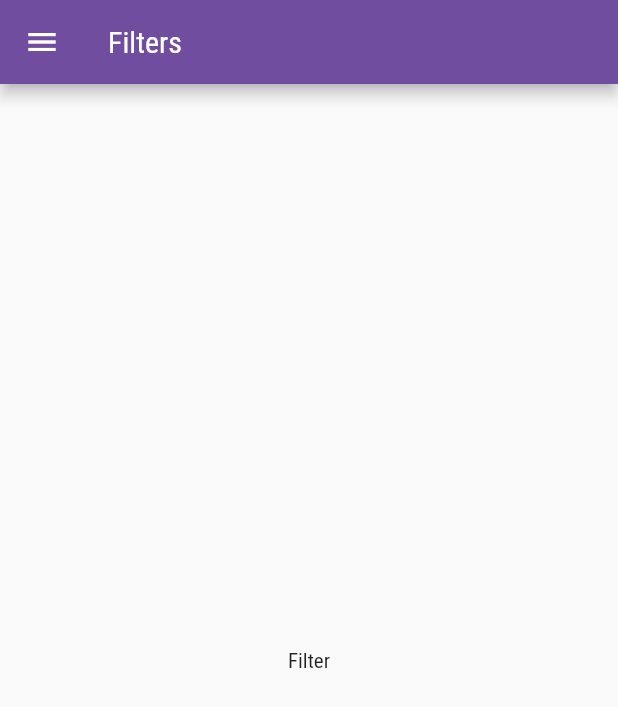
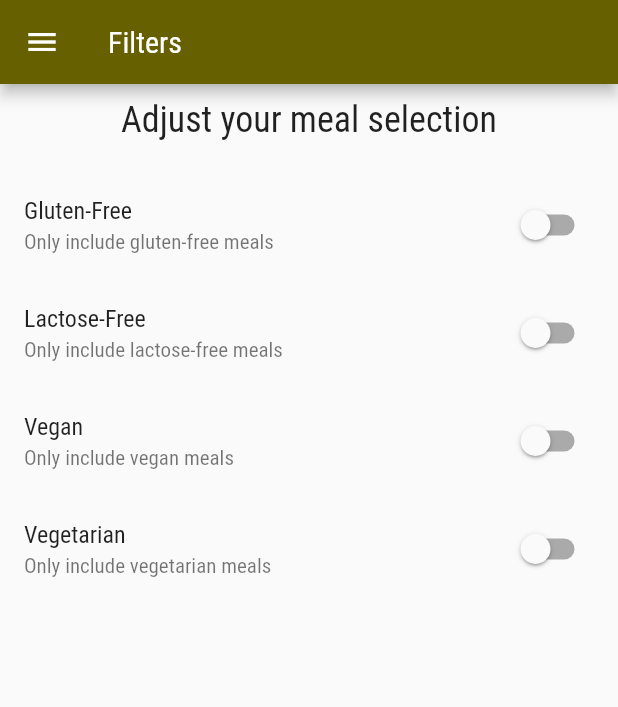
Before and after one commit to Mgahed/MealApp, a Flutter app: the Filter screen opened by its route, on a phone screen of 412 x 824 dp. Shown: the top 707 px of the screen. Run offline on Flutter 3.47's test engine with Material 2 defaults, Android fonts, the phone set to English and light mode, and no system bars; our stand-ins replace easy_splash_screen, shared_preferences; accounts and stored records are empty.

Commit message:
update and add screens

```diff
--- a/lib/screens/categoryMeal.dart
+++ b/lib/screens/categoryMeal.dart
@@ -1,4 +1,5 @@
 import 'package:flutter/material.dart';
+import 'package:shared_preferences/shared_preferences.dart';
 
 import '../dummy_data.dart';
 import '../widgets/drawerWidget.dart';
@@ -12,6 +13,27 @@ class CategoryMeal extends StatefulWidget {
 }
 
 class _CategoryMealState extends State<CategoryMeal> {
+  bool _isGlutenFree = false;
+  bool _isLactoseFree = false;
+  bool _isVegan = false;
+  bool _isVegetarian = false;
+
+  @override
+  void initState() {
+    super.initState();
+    getData();
+  }
+
+  getData() async {
+    SharedPreferences prefs = await SharedPreferences.getInstance();
+    setState(() {
+      _isGlutenFree = prefs.getBool('isGlutenFree') ?? false;
+      _isLactoseFree = prefs.getBool('isLactoseFree') ?? false;
+      _isVegan = prefs.getBool('isVegan') ?? false;
+      _isVegetarian = prefs.getBool('isVegetarian') ?? false;
+    });
+  }
+
   @override
   Widget build(BuildContext context) {
     final category =
@@ -20,7 +42,19 @@ class _CategoryMealState extends State<CategoryMeal> {
     final categoryId = category['id'];
 
     final meals = DUMMY_MEALS.where((meal) {
-      return meal.categories.contains(categoryId);
+      return meal.categories.contains(categoryId) &&
+          (_isGlutenFree
+              ? meal.isGlutenFree == true
+              : (meal.isGlutenFree == true || meal.isGlutenFree == false)) &&
+          (_isLactoseFree
+              ? meal.isLactoseFree == true
+              : (meal.isLactoseFree == true || meal.isLactoseFree == false)) &&
+          (_isVegan
+              ? meal.isVegan == true
+              : (meal.isVegan == true || meal.isVegan == false)) &&
+          (_isVegetarian
+              ? meal.isVegetarian == true
+              : (meal.isVegetarian == true || meal.isVegetarian == false));
     }).toList();
 
     return Scaffold(
--- a/lib/screens/filters.dart
+++ b/lib/screens/filters.dart
@@ -1,4 +1,5 @@
 import 'package:flutter/material.dart';
+import 'package:shared_preferences/shared_preferences.dart';
 
 import '../widgets/drawerWidget.dart';
 
@@ -11,6 +12,36 @@ class Filter extends StatefulWidget {
 }
 
 class _FilterState extends State<Filter> {
+  bool _isGlutenFree = false;
+  bool _isLactoseFree = false;
+  bool _isVegan = false;
+  bool _isVegetarian = false;
+
+  @override
+  void initState() {
+    super.initState();
+    getData();
+    setData();
+  }
+
+  setData() async {
+    SharedPreferences prefs = await SharedPreferences.getInstance();
+    prefs.setBool('isGlutenFree', _isGlutenFree);
+    prefs.setBool('isLactoseFree', _isLactoseFree);
+    prefs.setBool('isVegan', _isVegan);
+    prefs.setBool('isVegetarian', _isVegetarian);
+  }
+
+  getData() async {
+    SharedPreferences prefs = await SharedPreferences.getInstance();
+    setState(() {
+      _isGlutenFree = prefs.getBool('isGlutenFree') ?? false;
+      _isLactoseFree = prefs.getBool('isLactoseFree') ?? false;
+      _isVegan = prefs.getBool('isVegan') ?? false;
+      _isVegetarian = prefs.getBool('isVegetarian') ?? false;
+    });
+  }
+
   @override
   Widget build(BuildContext context) {
     return Scaffold(
@@ -18,8 +49,74 @@ class _FilterState extends State<Filter> {
       appBar: AppBar(
         title: Text(widget.title),
       ),
-      body: const Center(
-        child: Text('Filter'),
+      body: SafeArea(
+        child: SingleChildScrollView(
+          child: Column(
+            // mainAxisAlignment: MainAxisAlignment.spaceEvenly,
+            children: <Widget>[
+              const SizedBox(
+                height: 10,
+              ),
+              Center(
+                child: Text('Adjust your meal selection',
+                    style: TextStyle(
+                        fontSize:
+                            Theme.of(context).textTheme.headline5?.fontSize)),
+              ),
+              const SizedBox(
+                height: 20,
+              ),
+              SwitchListTile(
+                title: const Text('Gluten-Free'),
+                subtitle: const Text('Only include gluten-free meals'),
+                value: _isGlutenFree,
+                activeColor: Theme.of(context).colorScheme.primary,
+                onChanged: (value) {
+                  setState(() {
+                    _isGlutenFree = value;
+                  });
+                  setData();
+                },
+              ),
+              SwitchListTile(
+                title: const Text('Lactose-Free'),
+                subtitle: const Text('Only include lactose-free meals'),
+                value: _isLactoseFree,
+                activeColor: Theme.of(context).colorScheme.primary,
+                onChanged: (value) {
+                  setState(() {
+                    _isLactoseFree = value;
+                  });
+                  setData();
+                },
+              ),
+              SwitchListTile(
+                title: const Text('Vegan'),
+                subtitle: const Text('Only include vegan meals'),
+                value: _isVegan,
+                activeColor: Theme.of(context).colorScheme.primary,
+                onChanged: (value) {
+                  setState(() {
+                    _isVegan = value;
+                  });
+                  setData();
+                },
+              ),
+              SwitchListTile(
+                title: const Text('Vegetarian'),
+                subtitle: const Text('Only include vegetarian meals'),
+                value: _isVegetarian,
+                activeColor: Theme.of(context).colorScheme.primary,
+                onChanged: (value) {
+                  setState(() {
+                    _isVegetarian = value;
+                  });
+                  setData();
+                },
+              ),
+            ],
+          ),
+        ),
       ),
     );
   }
--- a/lib/theme/my_theme.dart
+++ b/lib/theme/my_theme.dart
@@ -2,62 +2,62 @@ import 'package:flutter/material.dart';
 
 var lightTheme = const ColorScheme(
   brightness: Brightness.light,
-  primary: Color(0xFF714D9F),
+  primary: Color(0xFF676000),
   onPrimary: Color(0xFFFFFFFF),
-  primaryContainer: Color(0xFFEFDBFF),
-  onPrimaryContainer: Color(0xFF290055),
-  secondary: Color(0xFF655A70),
+  primaryContainer: Color(0xFFF2E665),
+  onPrimaryContainer: Color(0xFF1F1C00),
+  secondary: Color(0xFF686000),
   onSecondary: Color(0xFFFFFFFF),
-  secondaryContainer: Color(0xFFEBDDF6),
-  onSecondaryContainer: Color(0xFF20182A),
-  tertiary: Color(0xFF80525A),
+  secondaryContainer: Color(0xFFF3E569),
+  onSecondaryContainer: Color(0xFF1F1C00),
+  tertiary: Color(0xFF3F6653),
   onTertiary: Color(0xFFFFFFFF),
-  tertiaryContainer: Color(0xFFFFD9DF),
-  onTertiaryContainer: Color(0xFF321018),
-  error: Color(0xFFBA1B1B),
-  errorContainer: Color(0xFFFFDAD4),
+  tertiaryContainer: Color(0xFFC1ECD4),
+  onTertiaryContainer: Color(0xFF002114),
+  error: Color(0xFFBA1A1A),
+  errorContainer: Color(0xFFFFDAD6),
   onError: Color(0xFFFFFFFF),
-  onErrorContainer: Color(0xFF410001),
-  background: Color(0xFFFFFBFC),
-  onBackground: Color(0xFF1D1B1E),
-  surface: Color(0xFFFFFBFC),
-  onSurface: Color(0xFF1D1B1E),
-  surfaceVariant: Color(0xFFE8DFEB),
-  onSurfaceVariant: Color(0xFF4A454E),
-  outline: Color(0xFF7B757E),
-  onInverseSurface: Color(0xFFF5EFF3),
-  inverseSurface: Color(0xFF323033),
-  inversePrimary: Color(0xFFDBB9FF),
+  onErrorContainer: Color(0xFF410002),
+  background: Color(0xFFFFFBFF),
+  onBackground: Color(0xFF1D1C16),
+  surface: Color(0xFFFFFBFF),
+  onSurface: Color(0xFF1D1C16),
+  surfaceVariant: Color(0xFFE7E3D0),
+  onSurfaceVariant: Color(0xFF49473A),
+  outline: Color(0xFF7A7768),
+  onInverseSurface: Color(0xFFF5F0E7),
+  inverseSurface: Color(0xFF32302B),
+  inversePrimary: Color(0xFFD5CA4C),
   shadow: Color(0xFF000000),
 );
 
 var darkTheme = const ColorScheme(
   brightness: Brightness.dark,
-  primary: Color(0xFFDBB9FF),
-  onPrimary: Color(0xFF411B6D),
-  primaryContainer: Color(0xFF583485),
-  onPrimaryContainer: Color(0xFFEFDBFF),
-  secondary: Color(0xFFCFC2DA),
-  onSecondary: Color(0xFF362D40),
-  secondaryContainer: Color(0xFF4C4357),
-  onSecondaryContainer: Color(0xFFEBDDF6),
-  tertiary: Color(0xFFF2B8C1),
-  onTertiary: Color(0xFF4B252C),
-  tertiaryContainer: Color(0xFF653B43),
-  onTertiaryContainer: Color(0xFFFFD9DF),
-  error: Color(0xFFFFB4A9),
-  errorContainer: Color(0xFF930006),
-  onError: Color(0xFF680003),
-  onErrorContainer: Color(0xFFFFDAD4),
-  background: Color(0xFF1D1B1E),
-  onBackground: Color(0xFFE7E1E6),
-  surface: Color(0xFF1D1B1E),
-  onSurface: Color(0xFFE7E1E6),
-  surfaceVariant: Color(0xFF4A454E),
-  onSurfaceVariant: Color(0xFFCCC4CF),
-  outline: Color(0xFF958E99),
-  onInverseSurface: Color(0xFF1D1B1E),
-  inverseSurface: Color(0xFFE7E1E6),
-  inversePrimary: Color(0xFF714D9F),
+  primary: Color(0xFFD5CA4C),
+  onPrimary: Color(0xFF353100),
+  primaryContainer: Color(0xFF4D4800),
+  onPrimaryContainer: Color(0xFFF2E665),
+  secondary: Color(0xFFD6C950),
+  onSecondary: Color(0xFF363100),
+  secondaryContainer: Color(0xFF4E4800),
+  onSecondaryContainer: Color(0xFFF3E569),
+  tertiary: Color(0xFFA6D0B9),
+  onTertiary: Color(0xFF0F3727),
+  tertiaryContainer: Color(0xFF284E3D),
+  onTertiaryContainer: Color(0xFFC1ECD4),
+  error: Color(0xFFFFB4AB),
+  errorContainer: Color(0xFF93000A),
+  onError: Color(0xFF690005),
+  onErrorContainer: Color(0xFFFFDAD6),
+  background: Color(0xFF1D1C16),
+  onBackground: Color(0xFFE6E2D9),
+  surface: Color(0xFF1D1C16),
+  onSurface: Color(0xFFE6E2D9),
+  surfaceVariant: Color(0xFF49473A),
+  onSurfaceVariant: Color(0xFFCBC7B5),
+  outline: Color(0xFF949181),
+  onInverseSurface: Color(0xFF1D1C16),
+  inverseSurface: Color(0xFFE6E2D9),
+  inversePrimary: Color(0xFF676000),
   shadow: Color(0xFF000000),
 );
--- a/pubspec.yaml
+++ b/pubspec.yaml
@@ -27,6 +27,7 @@ environment:
 # the latest version available on pub.dev. To see which dependencies have newer
 # versions available, run `flutter pub outdated`.
 dependencies:
+  shared_preferences: ^2.0.15
   easy_splash_screen: ^1.0.3
   flutter:
     sdk: flutter
@@ -59,9 +60,8 @@ flutter:
   uses-material-design: true
 
   # To add assets to your application, add an assets section, like this:
-  # assets:
-  #   - images/a_dot_burr.jpeg
-  #   - images/a_dot_ham.jpeg
+  assets:
+    - assets/imgs/food.png
 
   # An image asset can refer to one or more resolution-specific "variants", see
   # https://flutter.dev/assets-and-images/#resolution-aware
```
Also changed, not shown: lib/screens/splashScreen.dart (+7 -3 lines), assets/imgs/food.png (added), pubspec.lock, 14 other files.
